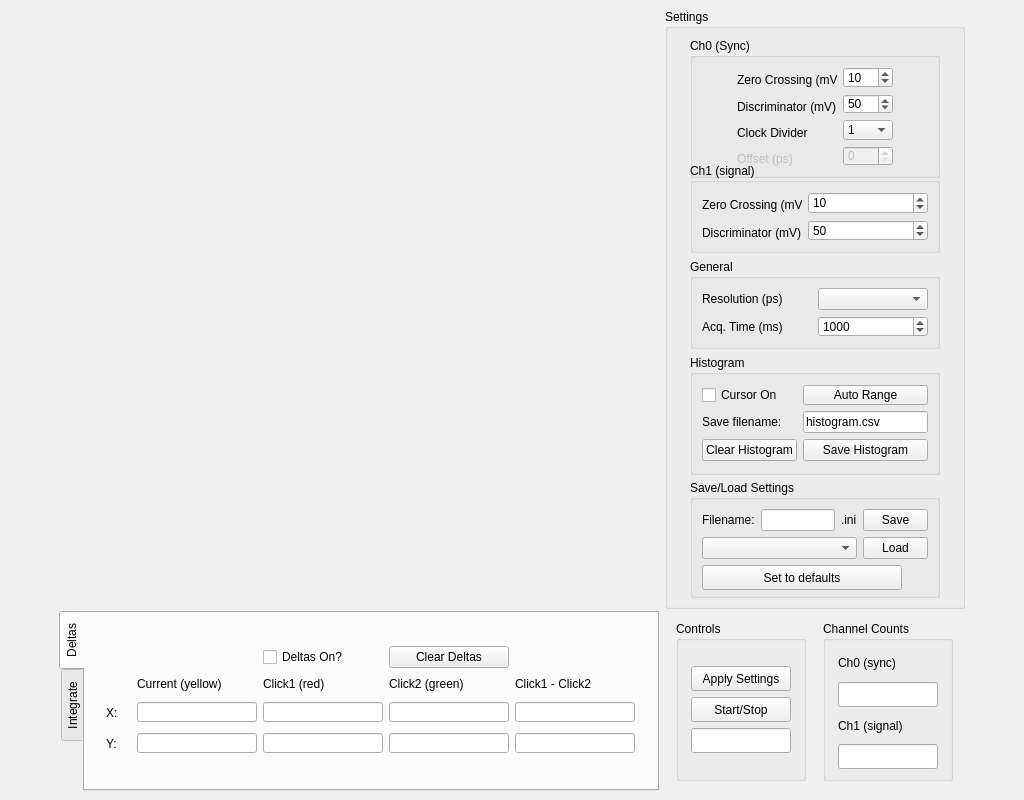
Qt form settings_gui.ui (dldlowndes/LD_Pharppy) before a commit.
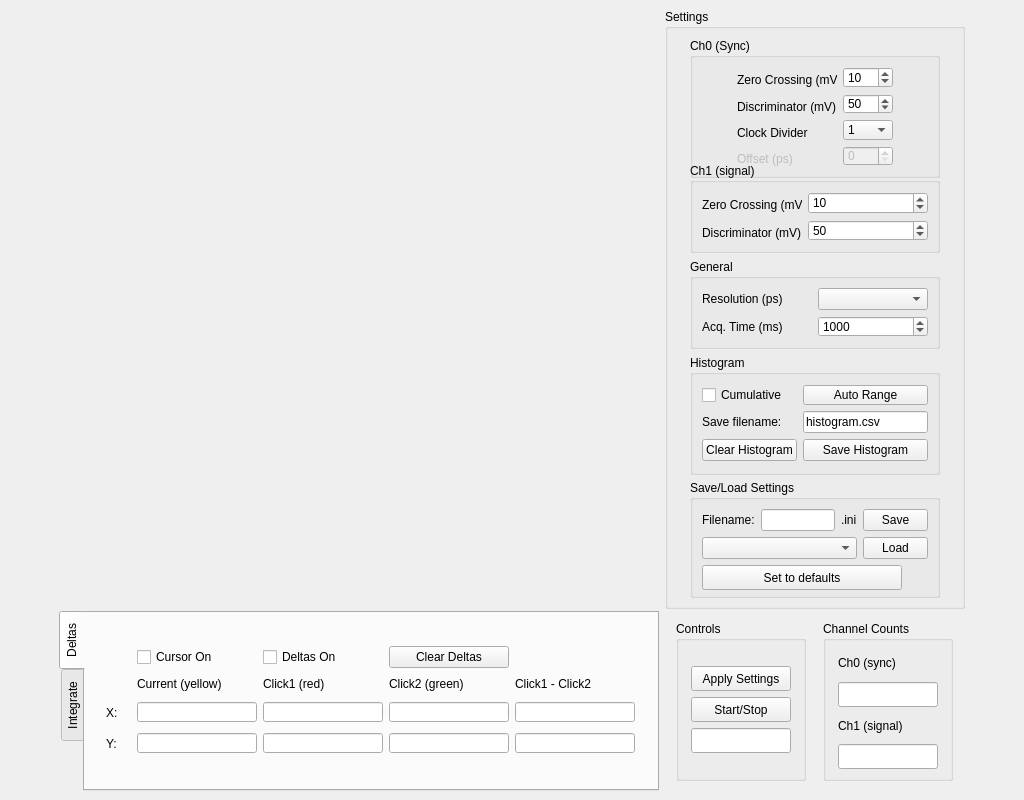
The same form after that commit. The open tabs and pages were chosen to show the change. Custom widgets are drawn as their Qt base class.

Commit message: Renamed some things relating to the settings to make it clearer what does what (internally) Added integral width to ini file Added cumulative histogram mode to GUI (not to inis yet though!) Changed how sw_Options are kept track of (config object is updated immediately now, except for integral_Width which needs some changes for this to happen)

```diff
--- a/settings_gui.ui
+++ b/settings_gui.ui
@@ -173,15 +173,9 @@
                </widget>
               </item>
               <item row="0" column="0">
-               <widget class="QCheckBox" name="option_Cursor">
-                <property name="maximumSize">
-                 <size>
-                  <width>16777215</width>
-                  <height>20</height>
-                 </size>
-                </property>
+               <widget class="QCheckBox" name="option_Cumulative">
                 <property name="text">
-                 <string>Cursor On</string>
+                 <string>Cumulative</string>
                 </property>
                </widget>
               </item>
@@ -1201,7 +1195,20 @@
             <item row="1" column="2">
              <widget class="QCheckBox" name="option_Deltas">
               <property name="text">
-               <string>Deltas On?</string>
+               <string>Deltas On</string>
+              </property>
+             </widget>
+            </item>
+            <item row="1" column="1">
+             <widget class="QCheckBox" name="option_Cursor">
+              <property name="maximumSize">
+               <size>
+                <width>16777215</width>
+                <height>20</height>
+               </size>
+              </property>
+              <property name="text">
+               <string>Cursor On</string>
               </property>
              </widget>
             </item>
```
Left out of the diff: 2 changed lines with no effect on the pictures. The commit also changes 9 other files.
